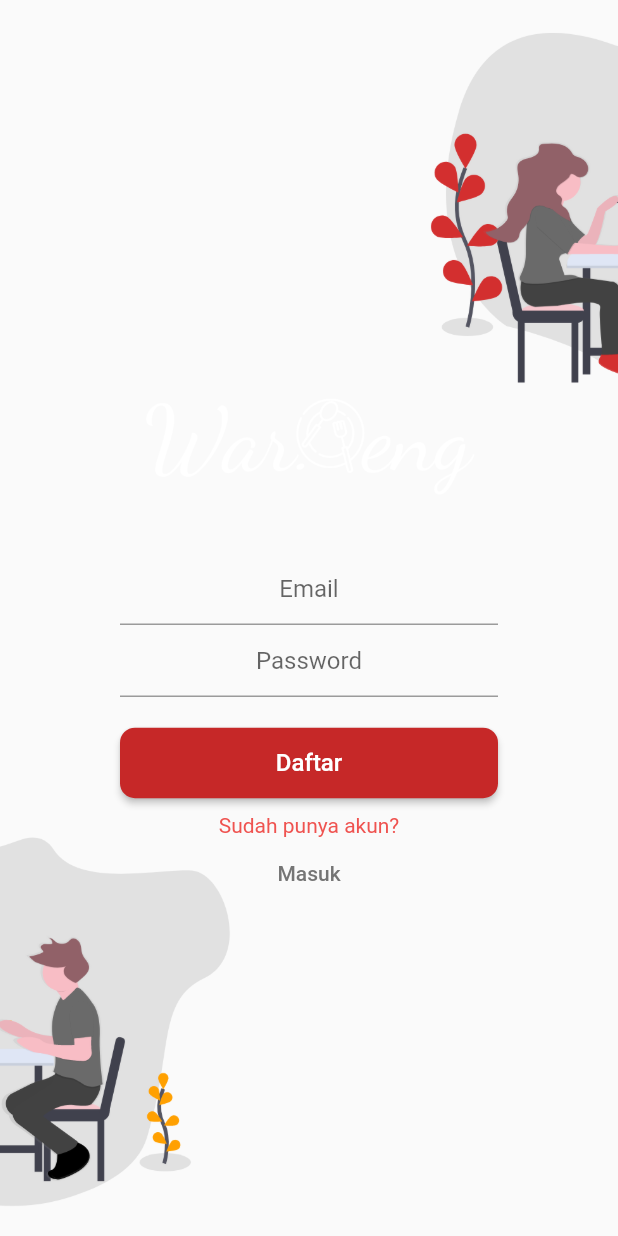
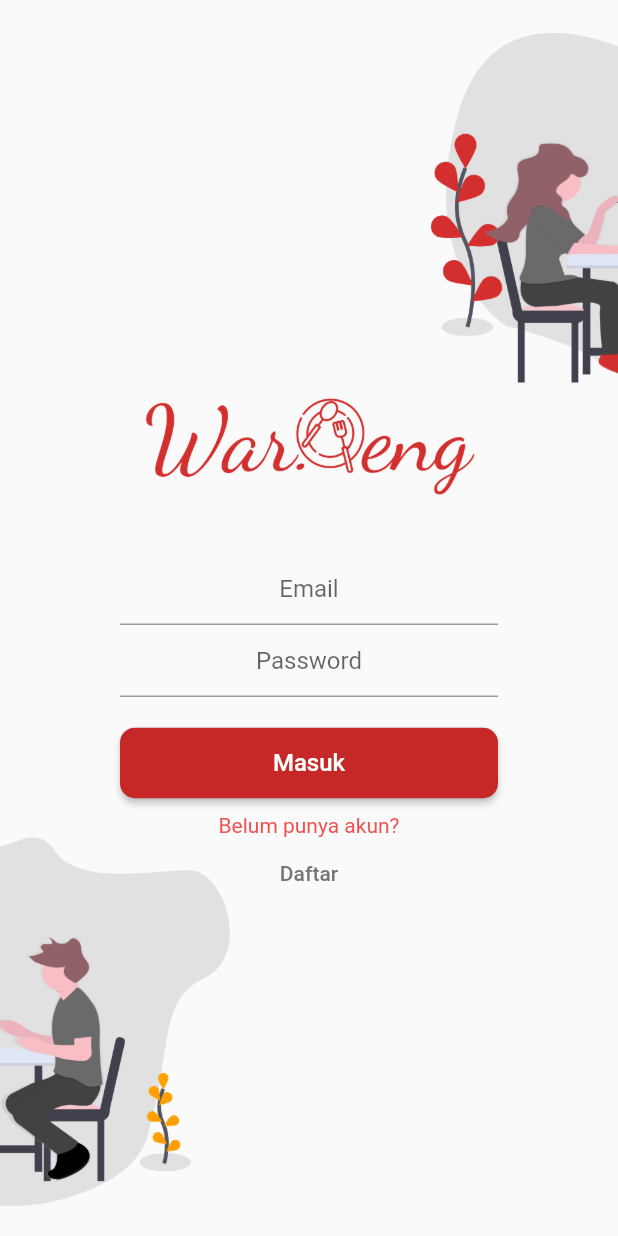
Before and after one commit to codestronaut/flutter-waroeng-app, a Flutter app: the screen it shows after launch, on a phone screen of 412 x 824 dp. Run offline on Flutter 3.47's test engine with Material 2 defaults, Android fonts, the phone set to English and light mode, and no system bars; our stand-ins replace firebase_auth; accounts and stored records are empty.

Commit message:
third commit

```diff
--- a/lib/pages/dashboard_page.dart
+++ b/lib/pages/dashboard_page.dart
@@ -138,7 +138,7 @@ class _DashboardPageState extends State<DashboardPage> {
 
     Widget continueButton = FlatButton(
       onPressed: () {
-        // logOut();
+        logOut();
         Navigator.pop(context);
       },
       child: Text(
--- a/lib/pages/login_page.dart
+++ b/lib/pages/login_page.dart
@@ -14,7 +14,7 @@ class LoginPage extends StatefulWidget {
 
 class _LoginPageState extends State<LoginPage> {
   final _formKey = GlobalKey<FormState>();
-  bool _isLoading = false, _isLoginForm = false;
+  bool _isLoading = false, _isLoginForm = true;
   String _mEmail, _mPassword;
 
   @override
@@ -138,7 +138,7 @@ class _LoginPageState extends State<LoginPage> {
   Widget _appLogo() {
     return Image(
       width: 150.0,
-      image: AssetImage('images/logo.png'),
+      image: AssetImage('images/red_logo.png'),
     );
   }
 
```
Also changed, not shown: images/red_logo.png (added).
